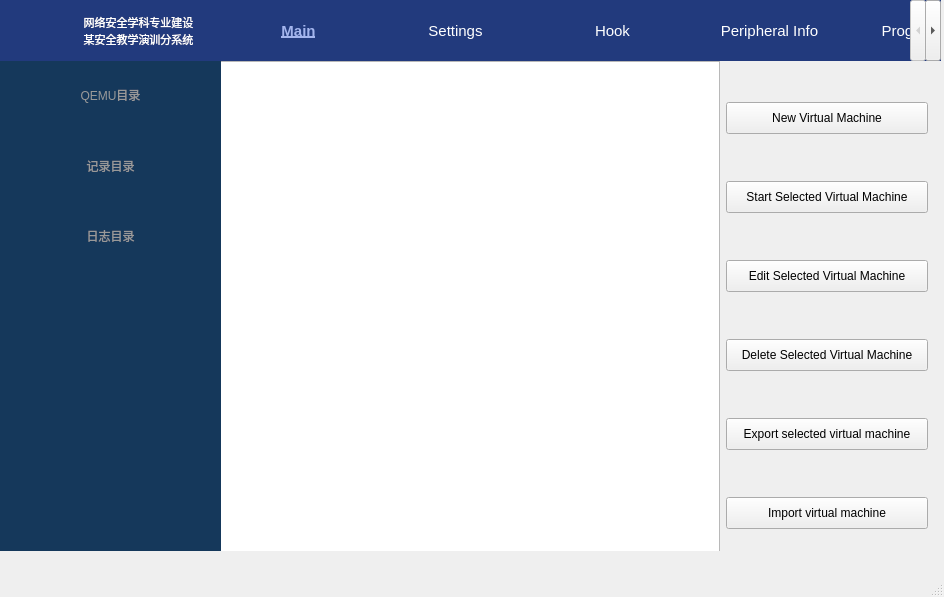
Old version of the form ui/Main.ui in the repository wjqsec/EmuGUI.
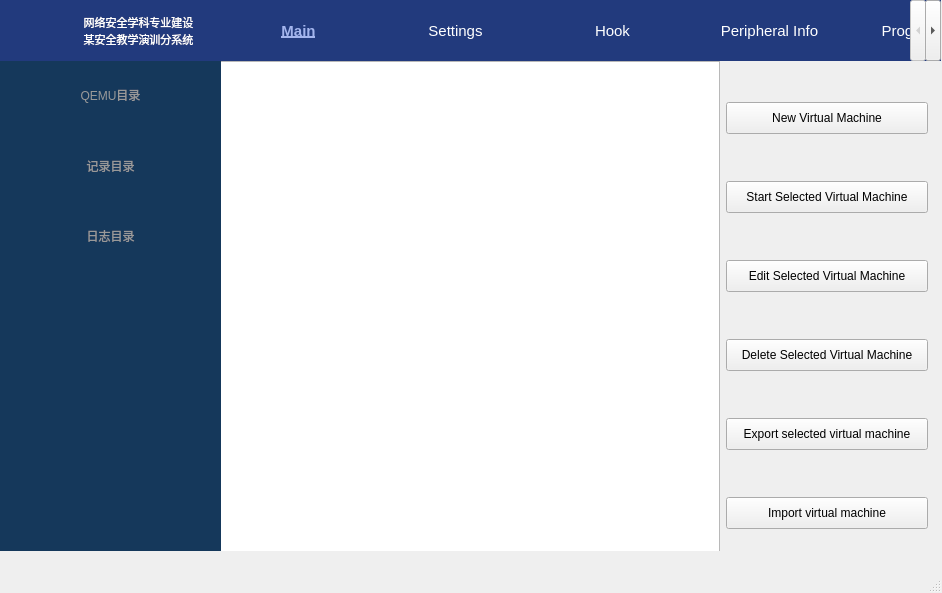
New version of the form. Icons and pictures are not drawn.

```diff
--- a/ui/Main.ui
+++ b/ui/Main.ui
@@ -6,8 +6,8 @@
    <rect>
     <x>0</x>
     <y>0</y>
-    <width>944</width>
-    <height>597</height>
+    <width>942</width>
+    <height>593</height>
    </rect>
   </property>
   <property name="windowTitle">
```
Left out of the diff: 8 changed lines with no effect on the pictures.
